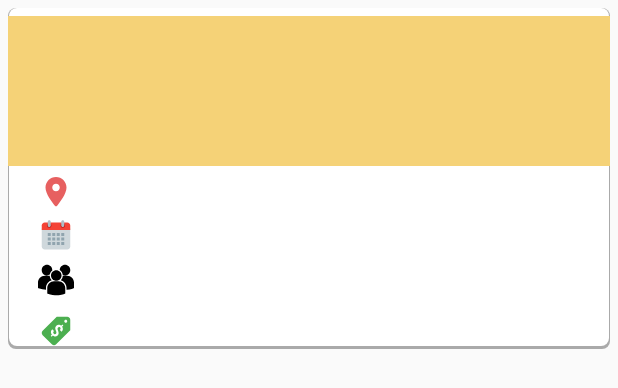
After one commit to letrandong1199/NMPM-CK, an Android app: the layout listview_tour_layout.xml on its own in the app's theme, with its tools: preview values and no code run, on a phone screen of 412 x 824 dp. The commit adds this screen. Shown: the top 388 px of the screen. Run offline under Robolectric (Android 15) with nearby library versions, the phone set to English and light mode, and no system bars.

Commit message:
create a listview tour, search frame add button in main activity

```diff
--- /dev/null
+++ b/ViTour/app/src/main/res/drawable/ic_calendar.xml
@@ -0,0 +1,8 @@
+<vector android:height="24dp" android:viewportHeight="48"
+    android:viewportWidth="48" android:width="24dp" xmlns:android="http://schemas.android.com/apk/res/android">
+    <path android:fillColor="#CFD8DC" android:pathData="M5,38V14h38v24c0,2.2 -1.8,4 -4,4H9C6.8,42 5,40.2 5,38z"/>
+    <path android:fillColor="#F44336" android:pathData="M43,10v6H5v-6c0,-2.2 1.8,-4 4,-4h30C41.2,6 43,7.8 43,10z"/>
+    <path android:fillColor="#B71C1C" android:pathData="M33,7A3,3 0,1 0,33 13,3 3,0 1,0 33,7zM15,7A3,3 0,1 0,15 13,3 3,0 1,0 15,7z"/>
+    <path android:fillColor="#B0BEC5" android:pathData="M33,3c-1.1,0 -2,0.9 -2,2v5c0,1.1 0.9,2 2,2s2,-0.9 2,-2V5C35,3.9 34.1,3 33,3zM15,3c-1.1,0 -2,0.9 -2,2v5c0,1.1 0.9,2 2,2s2,-0.9 2,-2V5C17,3.9 16.1,3 15,3z"/>
+    <path android:fillColor="#90A4AE" android:pathData="M13,20H17V24H13zM19,20H23V24H19zM25,20H29V24H25zM31,20H35V24H31zM13,26H17V30H13zM19,26H23V30H19zM25,26H29V30H25zM31,26H35V30H31zM13,32H17V36H13zM19,32H23V36H19zM25,32H29V36H25zM31,32H35V36H31z"/>
+</vector>
--- /dev/null
+++ b/ViTour/app/src/main/res/drawable/ic_multiple_users_silhouette.xml
@@ -0,0 +1,4 @@
+<vector android:height="24dp" android:viewportHeight="80.13"
+    android:viewportWidth="80.13" android:width="24dp" xmlns:android="http://schemas.android.com/apk/res/android">
+    <path android:fillColor="#FF000000" android:pathData="M48.355,17.922c3.705,2.323 6.303,6.254 6.776,10.817c1.511,0.706 3.188,1.112 4.966,1.112c6.491,0 11.752,-5.261 11.752,-11.751c0,-6.491 -5.261,-11.752 -11.752,-11.752C53.668,6.35 48.453,11.517 48.355,17.922zM40.656,41.984c6.491,0 11.752,-5.262 11.752,-11.752s-5.262,-11.751 -11.752,-11.751c-6.49,0 -11.754,5.262 -11.754,11.752S34.166,41.984 40.656,41.984zM45.641,42.785h-9.972c-8.297,0 -15.047,6.751 -15.047,15.048v12.195l0.031,0.191l0.84,0.263c7.918,2.474 14.797,3.299 20.459,3.299c11.059,0 17.469,-3.153 17.864,-3.354l0.785,-0.397h0.084V57.833C60.688,49.536 53.938,42.785 45.641,42.785zM65.084,30.653h-9.895c-0.107,3.959 -1.797,7.524 -4.47,10.088c7.375,2.193 12.771,9.032 12.771,17.11v3.758c9.77,-0.358 15.4,-3.127 15.771,-3.313l0.785,-0.398h0.084V45.699C80.13,37.403 73.38,30.653 65.084,30.653zM20.035,29.853c2.299,0 4.438,-0.671 6.25,-1.814c0.576,-3.757 2.59,-7.04 5.467,-9.276c0.012,-0.22 0.033,-0.438 0.033,-0.66c0,-6.491 -5.262,-11.752 -11.75,-11.752c-6.492,0 -11.752,5.261 -11.752,11.752C8.283,24.591 13.543,29.853 20.035,29.853zM30.589,40.741c-2.66,-2.551 -4.344,-6.097 -4.467,-10.032c-0.367,-0.027 -0.73,-0.056 -1.104,-0.056h-9.971C6.75,30.653 0,37.403 0,45.699v12.197l0.031,0.188l0.84,0.265c6.352,1.983 12.021,2.897 16.945,3.185v-3.683C17.818,49.773 23.212,42.936 30.589,40.741z"/>
+</vector>
--- /dev/null
+++ b/ViTour/app/src/main/res/drawable/ic_price_tag.xml
@@ -0,0 +1,5 @@
+<vector android:height="24dp" android:viewportHeight="48"
+    android:viewportWidth="48" android:width="24dp" xmlns:android="http://schemas.android.com/apk/res/android">
+  <path android:fillColor="#4CAF50" android:pathData="M25,5L6.2,23.8c-1.6,1.6 -1.6,4.1 0,5.7l12.3,12.3c1.6,1.6 4.1,1.6 5.7,0L43,23V9c0,-2.2 -1.8,-4 -4,-4H25zM37,13c-1.1,0 -2,-0.9 -2,-2c0,-1.1 0.9,-2 2,-2s2,0.9 2,2C39,12.1 38.1,13 37,13z"/>
+  <path android:fillColor="#fff" android:pathData="M26.2,30c-2.8,2.8 -5.8,0.5 -6.4,0l-1.6,1.6L17,30.4l1.6,-1.6c-0.4,-0.5 -3.1,-3.8 0.4,-7.2l2.3,2.3c-0.4,0.4 -2,2 -0.2,3.7c1.5,1.5 2.7,0.3 2.9,0.1c2.5,-2.5 -3.6,-6.6 0.4,-10.6c2.4,-2.4 5.4,-1 6.4,-0.1l1.7,-1.7l1.3,1.3l-1.7,1.7c0.7,0.9 2.3,3.7 -0.7,6.7l-2.3,-2.3c0.6,-0.6 1.7,-2.1 0.5,-3.4c-1.4,-1.4 -2.6,-0.2 -2.8,0C24.1,21.9 30.2,26 26.2,30z"/>
+</vector>
--- /dev/null
+++ b/ViTour/app/src/main/res/drawable/ic_room.xml
@@ -0,0 +1,9 @@
+<vector xmlns:android="http://schemas.android.com/apk/res/android"
+    android:width="24dp"
+    android:height="24dp"
+    android:viewportWidth="24"
+    android:viewportHeight="24">
+    <path
+        android:fillColor="#E76060"
+        android:pathData="M12,2C8.13,2 5,5.13 5,9c0,4.17 4.42,9.92 6.24,12.11 0.4,0.48 1.13,0.48 1.53,0C14.58,18.92 19,13.17 19,9c0,-3.87 -3.13,-7 -7,-7zM12,11.5c-1.38,0 -2.5,-1.12 -2.5,-2.5s1.12,-2.5 2.5,-2.5 2.5,1.12 2.5,2.5 -1.12,2.5 -2.5,2.5z"/>
+</vector>
--- /dev/null
+++ b/ViTour/app/src/main/res/drawable/rectangle.xml
@@ -0,0 +1,17 @@
+<?xml version="1.0" encoding="utf-8"?>
+<layer-list xmlns:android="http://schemas.android.com/apk/res/android">
+    <item >
+        <shape
+            android:shape="rectangle">
+            <solid android:color="@android:color/darker_gray" />
+            <corners android:radius="5dp"/>
+        </shape>
+    </item>
+    <item android:right="1dp" android:left="1dp" android:bottom="2dp">
+        <shape
+            android:shape="rectangle">
+            <solid android:color="@android:color/white"/>
+            <corners android:radius="5dp"/>
+        </shape>
+    </item>
+</layer-list>
--- /dev/null
+++ b/ViTour/app/src/main/res/layout/listview_tour_layout.xml
@@ -0,0 +1,117 @@
+<?xml version="1.0" encoding="utf-8"?>
+<LinearLayout xmlns:android="http://schemas.android.com/apk/res/android"
+    android:orientation="horizontal" android:layout_width="match_parent"
+    android:layout_height="match_parent"
+    android:layout_marginLeft="5dp"
+    android:layout_marginRight="5dp">
+
+    <LinearLayout
+        android:layout_width="match_parent"
+        android:layout_height="wrap_content"
+        android:layout_marginTop="5dp"
+        android:orientation="vertical"
+        android:background="@drawable/rectangle">
+
+        <ImageView
+            android:id="@+id/avtTour"
+            android:layout_width="match_parent"
+            android:layout_height="100dp"
+            android:layout_marginTop="5dp"
+            android:background="#F5D277"
+
+            />
+
+        <LinearLayout
+            android:layout_width="match_parent"
+            android:layout_height="wrap_content"
+            android:layout_marginLeft="20dp"
+            android:layout_marginTop="5dp"
+            android:layout_marginRight="10dp"
+            >
+
+            <ImageView
+                android:layout_width="wrap_content"
+                android:layout_height="wrap_content"
+                android:background="@drawable/ic_room" />
+
+            <TextView
+                android:id="@+id/nameTour"
+                android:layout_width="match_parent"
+                android:layout_height="match_parent"
+                android:textStyle="bold"
+                android:layout_marginLeft="10dp"
+                android:layout_gravity="center"
+                />
+        </LinearLayout>
+
+        <LinearLayout
+            android:layout_width="match_parent"
+            android:layout_height="match_parent"
+            android:layout_marginLeft="20dp"
+            android:layout_marginTop="5dp"
+            android:layout_marginRight="10dp"
+            >
+
+            <ImageView
+                android:layout_width="wrap_content"
+                android:layout_height="wrap_content"
+                android:background="@drawable/ic_calendar" />
+
+            <TextView
+                android:id="@+id/timeTour"
+                android:layout_width="match_parent"
+                android:layout_height="match_parent"
+                android:layout_marginLeft="10dp"
+                android:layout_gravity="center"
+                />
+        </LinearLayout>
+
+        <LinearLayout
+            android:layout_width="match_parent"
+            android:layout_height="wrap_content"
+            android:layout_marginLeft="20dp"
+            android:layout_marginTop="5dp"
+            android:layout_marginRight="10dp"
+            >
+
+            <ImageView
+                android:layout_width="wrap_content"
+                android:layout_height="wrap_content"
+                android:background="@drawable/ic_multiple_users_silhouette" />
+
+            <TextView
+                android:id="@+id/numPeopletour"
+                android:layout_width="match_parent"
+                android:layout_height="match_parent"
+                android:layout_marginLeft="10dp"
+                android:layout_gravity="center"
+                />
+        </LinearLayout>
+
+        <LinearLayout
+            android:layout_width="match_parent"
+            android:layout_height="wrap_content"
+            android:layout_marginLeft="20dp"
+            android:layout_marginTop="10dp"
+            android:layout_marginRight="10dp"
+            >
+
+            <ImageView
+                android:layout_width="wrap_content"
+                android:layout_height="wrap_content"
+                android:background="@drawable/ic_price_tag" />
+
+            <TextView
+                android:id="@+id/pricetour"
+                android:layout_width="match_parent"
+                android:layout_height="match_parent"
+                android:layout_marginLeft="10dp"
+                android:textStyle="bold"
+                android:textColor="@color/colorPrimary"
+                android:layout_gravity="center"
+                />
+        </LinearLayout>
+
+    </LinearLayout>
+
+</LinearLayout>
--- a/ViTour/app/src/main/res/values/colors.xml
+++ b/ViTour/app/src/main/res/values/colors.xml
@@ -3,4 +3,5 @@
     <color name="colorPrimary">#008577</color>
     <color name="colorPrimaryDark">#00574B</color>
     <color name="colorAccent">#D81B60</color>
+    <color name="background">#E9E1E1</color>
 </resources>
--- a/ViTour/app/src/main/res/values/strings.xml
+++ b/ViTour/app/src/main/res/values/strings.xml
@@ -1,3 +1,5 @@
 <resources>
     <string name="app_name">ViTour</string>
+    <string name="search_tour">Search</string>
+    <string name="add">+</string>
 </resources>
```
Also changed, not shown: ViTour/app/src/main/java/com/nmpm/vitour/MainActivity.java (+7 -2 lines), ViTour/app/src/main/res/drawable/round_button.xml (added, +15 -0 lines), ViTour/app/src/main/res/layout/abs_layout.xml (added, +20 -0 lines), ViTour/app/src/main/res/layout/activity_main.xml (+33 -7 lines).
